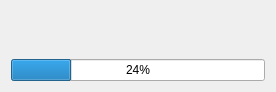
Before: the Qt Designer form progressdialog.ui in 607011/Qt-SESAM, drawn with Qt 5.
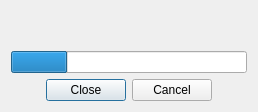
After: the same form once the commit is applied.

What changed in the file:
```diff
--- a/progressdialog.ui
+++ b/progressdialog.ui
@@ -6,8 +6,8 @@
    <rect>
     <x>0</x>
     <y>0</y>
-    <width>276</width>
-    <height>92</height>
+    <width>258</width>
+    <height>112</height>
    </rect>
   </property>
   <property name="windowTitle">
@@ -39,8 +39,55 @@
      <property name="value">
       <number>24</number>
      </property>
+     <property name="textVisible">
+      <bool>false</bool>
+     </property>
     </widget>
    </item>
+   <item>
+    <layout class="QHBoxLayout" name="horizontalLayout">
+     <item>
+      <spacer name="horizontalSpacer">
+       <property name="orientation">
+        <enum>Qt::Horizontal</enum>
+       </property>
+       <property name="sizeHint" stdset="0">
+        <size>
+         <width>40</width>
+         <height>20</height>
+        </size>
+       </property>
+      </spacer>
+     </item>
+     <item>
+      <widget class="QPushButton" name="closePushButton">
+       <property name="text">
+        <string>Close</string>
+       </property>
+      </widget>
+     </item>
+     <item>
+      <widget class="QPushButton" name="cancelPushButton">
+       <property name="text">
+        <string>Cancel</string>
+       </property>
+      </widget>
+     </item>
+     <item>
+      <spacer name="horizontalSpacer_2">
+       <property name="orientation">
+        <enum>Qt::Horizontal</enum>
+       </property>
+       <property name="sizeHint" stdset="0">
+        <size>
+         <width>40</width>
+         <height>20</height>
+        </size>
+       </property>
+      </spacer>
+     </item>
+    </layout>
+   </item>
   </layout>
  </widget>
  <resources/>
```
